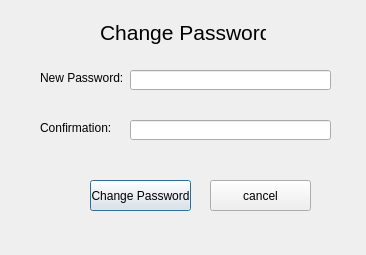
The window that UI/changepass_D.ui (Rolerdxx/Car-Rental) describes before a commit, drawn with Qt 5.
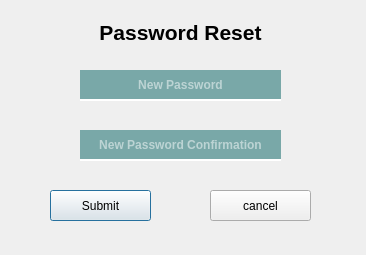
The same window after the commit. Icons and pictures are not drawn.

```diff
--- a/UI/changepass_D.ui
+++ b/UI/changepass_D.ui
@@ -22,85 +22,107 @@
   <widget class="QLabel" name="label_3">
    <property name="geometry">
     <rect>
-     <x>100</x>
+     <x>15</x>
      <y>20</y>
-     <width>166</width>
+     <width>331</width>
      <height>25</height>
     </rect>
    </property>
    <property name="font">
     <font>
      <pointsize>16</pointsize>
+     <weight>75</weight>
+     <bold>true</bold>
     </font>
    </property>
-   <property name="text">
-    <string>Change Password</string>
+   <property name="styleSheet">
+    <string notr="true">font-weight:bold
+</string>
    </property>
-  </widget>
-  <widget class="QLabel" name="label">
-   <property name="geometry">
-    <rect>
-     <x>40</x>
-     <y>70</y>
-     <width>91</width>
-     <height>16</height>
-    </rect>
-   </property>
    <property name="text">
-    <string>New Password:</string>
+    <string>Password Reset</string>
+   </property>
+   <property name="alignment">
+    <set>Qt::AlignCenter</set>
    </property>
   </widget>
   <widget class="QLineEdit" name="passline">
    <property name="geometry">
     <rect>
-     <x>130</x>
+     <x>80</x>
      <y>70</y>
      <width>201</width>
-     <height>20</height>
+     <height>31</height>
     </rect>
    </property>
+   <property name="styleSheet">
+    <string notr="true">background-color:rgba(3, 97, 97, 0.5);
+color: white;
+font-weight:bold;
+border:solid 0px;
+border-bottom:2px solid white;
+height:25px;</string>
+   </property>
+   <property name="alignment">
+    <set>Qt::AlignCenter</set>
+   </property>
+   <property name="placeholderText">
+    <string>New Password</string>
+   </property>
   </widget>
   <widget class="QLineEdit" name="conline">
    <property name="geometry">
     <rect>
-     <x>130</x>
-     <y>120</y>
+     <x>80</x>
+     <y>130</y>
      <width>201</width>
-     <height>20</height>
+     <height>31</height>
     </rect>
    </property>
-  </widget>
-  <widget class="QLabel" name="label_2">
-   <property name="geometry">
-    <rect>
-     <x>40</x>
-     <y>120</y>
-     <width>71</width>
-     <height>16</height>
-    </rect>
+   <property name="styleSheet">
+    <string notr="true">background-color:rgba(3, 97, 97, 0.5);
+color: white;
+font-weight:bold;
+border:solid 0px;
+border-bottom:2px solid white;
+height:25px;
+</string>
    </property>
-   <property name="text">
-    <string>Confirmation:</string>
+   <property name="alignment">
+    <set>Qt::AlignCenter</set>
+   </property>
+   <property name="placeholderText">
+    <string>New Password Confirmation</string>
    </property>
   </widget>
   <widget class="QPushButton" name="changep">
    <property name="geometry">
     <rect>
-     <x>90</x>
-     <y>180</y>
+     <x>50</x>
+     <y>190</y>
      <width>101</width>
      <height>31</height>
     </rect>
    </property>
    <property name="text">
-    <string>Change Password</string>
+    <string>Submit</string>
+   </property>
+   <property name="icon">
+    <iconset>
+     <normaloff>../images/check.png</normaloff>../images/check.png</iconset>
+   </property>
+   <property name="iconSize">
+    <size>
+     <width>30</width>
+     <height>30</height>
+    </size>
    </property>
   </widget>
   <widget class="QPushButton" name="cancelp">
    <property name="geometry">
     <rect>
      <x>210</x>
-     <y>180</y>
+     <y>190</y>
      <width>101</width>
      <height>31</height>
     </rect>
@@ -108,6 +130,16 @@
    <property name="text">
     <string>cancel</string>
    </property>
+   <property name="icon">
+    <iconset>
+     <normaloff>../images/x.png</normaloff>../images/x.png</iconset>
+   </property>
+   <property name="iconSize">
+    <size>
+     <width>30</width>
+     <height>30</height>
+    </size>
+   </property>
   </widget>
  </widget>
  <resources/>
```
